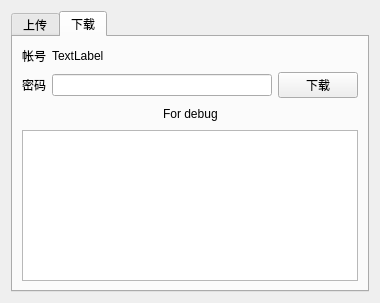
Above: simpleracsdlg.ui from prtitrz/EMEC before the change. Below: the same form after it.
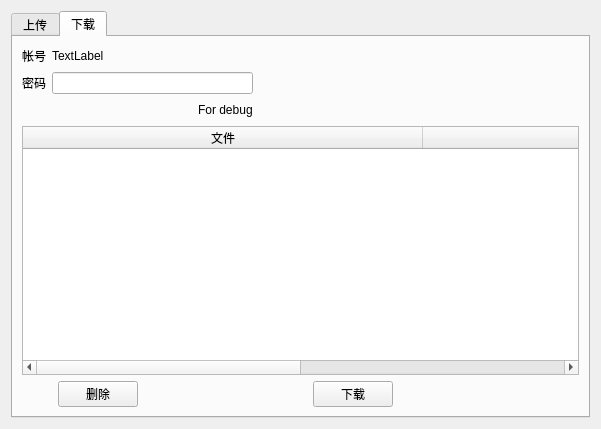
That is the form after the change. The open tabs and pages were chosen to show the change.

Diff of the .ui file:
```diff
--- a/simpleracsdlg.ui
+++ b/simpleracsdlg.ui
@@ -6,18 +6,24 @@
    <rect>
     <x>0</x>
     <y>0</y>
-    <width>380</width>
-    <height>303</height>
+    <width>601</width>
+    <height>429</height>
    </rect>
   </property>
+  <property name="minimumSize">
+   <size>
+    <width>601</width>
+    <height>429</height>
+   </size>
+  </property>
   <property name="windowTitle">
-   <string>Dialog</string>
+   <string>Myracs</string>
   </property>
   <layout class="QGridLayout" name="gridLayout_3">
    <item row="0" column="0">
     <widget class="QTabWidget" name="tabWidget">
      <property name="currentIndex">
-      <number>0</number>
+      <number>1</number>
      </property>
      <widget class="QWidget" name="tab">
       <attribute name="title">
@@ -190,40 +196,34 @@
        <string>下载</string>
       </attribute>
       <layout class="QGridLayout" name="gridLayout_2">
-       <item row="0" column="0" colspan="2">
-        <layout class="QHBoxLayout" name="horizontalLayout_3">
-         <item>
+       <item row="0" column="0">
           <widget class="QLabel" name="label">
            <property name="text">
             <string>帐号</string>
            </property>
           </widget>
          </item>
-         <item>
+       <item row="0" column="1" colspan="4">
           <widget class="QLabel" name="accountLabel">
            <property name="text">
             <string>TextLabel</string>
            </property>
           </widget>
          </item>
-         <item>
+       <item row="0" column="6" colspan="2">
           <spacer name="horizontalSpacer_10">
            <property name="orientation">
             <enum>Qt::Horizontal</enum>
            </property>
            <property name="sizeHint" stdset="0">
             <size>
-             <width>40</width>
+           <width>221</width>
              <height>20</height>
             </size>
            </property>
           </spacer>
          </item>
-        </layout>
-       </item>
-       <item row="1" column="0" colspan="3">
-        <layout class="QHBoxLayout" name="horizontalLayout_4">
-         <item>
+       <item row="1" column="0">
           <widget class="QLabel" name="label_2">
            <property name="text">
             <string>密码</string>
@@ -233,19 +233,23 @@
            </property>
           </widget>
          </item>
-         <item>
+       <item row="1" column="1" colspan="4">
           <widget class="QLineEdit" name="dpasswordLineEdit"/>
          </item>
-         <item>
-          <widget class="QPushButton" name="downloadButton">
-           <property name="text">
-            <string>下载</string>
-           </property>
-          </widget>
-         </item>
-        </layout>
-       </item>
-       <item row="2" column="0">
+       <item row="1" column="5" colspan="3">
+        <spacer name="horizontalSpacer_14">
+         <property name="orientation">
+          <enum>Qt::Horizontal</enum>
+         </property>
+         <property name="sizeHint" stdset="0">
+          <size>
+           <width>283</width>
+           <height>20</height>
+          </size>
+         </property>
+        </spacer>
+       </item>
+       <item row="2" column="0" colspan="4">
         <spacer name="horizontalSpacer_8">
          <property name="orientation">
           <enum>Qt::Horizontal</enum>
@@ -258,14 +262,14 @@
          </property>
         </spacer>
        </item>
-       <item row="2" column="1">
+       <item row="2" column="4">
         <widget class="QLabel" name="ddebugLabel">
          <property name="text">
           <string>For debug</string>
          </property>
         </widget>
        </item>
-       <item row="2" column="2">
+       <item row="2" column="5" colspan="3">
         <spacer name="horizontalSpacer_9">
          <property name="orientation">
           <enum>Qt::Horizontal</enum>
@@ -278,8 +282,96 @@
          </property>
         </spacer>
        </item>
-       <item row="3" column="0" colspan="3">
-        <widget class="QListView" name="objectListView"/>
+       <item row="3" column="0" colspan="8">
+        <widget class="QTableWidget" name="table">
+         <attribute name="horizontalHeaderDefaultSectionSize">
+          <number>400</number>
+         </attribute>
+         <attribute name="horizontalHeaderStretchLastSection">
+          <bool>true</bool>
+         </attribute>
+         <attribute name="verticalHeaderVisible">
+          <bool>false</bool>
+         </attribute>
+         <attribute name="verticalHeaderVisible">
+          <bool>false</bool>
+         </attribute>
+         <attribute name="horizontalHeaderStretchLastSection">
+          <bool>true</bool>
+         </attribute>
+         <attribute name="horizontalHeaderDefaultSectionSize">
+          <number>400</number>
+         </attribute>
+         <column>
+          <property name="text">
+           <string>文件</string>
+          </property>
+          <property name="textAlignment">
+           <set>AlignHCenter|AlignVCenter|AlignCenter</set>
+          </property>
+         </column>
+         <column>
+          <property name="text">
+           <string>上传日期</string>
+          </property>
+          <property name="textAlignment">
+           <set>AlignHCenter|AlignVCenter|AlignCenter</set>
+          </property>
+         </column>
+        </widget>
+       </item>
+       <item row="4" column="0" colspan="2">
+        <spacer name="horizontalSpacer_12">
+         <property name="orientation">
+          <enum>Qt::Horizontal</enum>
+         </property>
+         <property name="sizeHint" stdset="0">
+          <size>
+           <width>40</width>
+           <height>20</height>
+          </size>
+         </property>
+        </spacer>
+       </item>
+       <item row="4" column="2">
+        <widget class="QPushButton" name="deleteButton">
+         <property name="text">
+          <string>删除</string>
+         </property>
+        </widget>
+       </item>
+       <item row="4" column="3" colspan="3">
+        <spacer name="horizontalSpacer_11">
+         <property name="orientation">
+          <enum>Qt::Horizontal</enum>
+         </property>
+         <property name="sizeHint" stdset="0">
+          <size>
+           <width>188</width>
+           <height>20</height>
+          </size>
+         </property>
+        </spacer>
+       </item>
+       <item row="4" column="6">
+        <widget class="QPushButton" name="downloadButton">
+         <property name="text">
+          <string>下载</string>
+         </property>
+        </widget>
+       </item>
+       <item row="4" column="7">
+        <spacer name="horizontalSpacer_13">
+         <property name="orientation">
+          <enum>Qt::Horizontal</enum>
+         </property>
+         <property name="sizeHint" stdset="0">
+          <size>
+           <width>130</width>
+           <height>20</height>
+          </size>
+         </property>
+        </spacer>
        </item>
       </layout>
      </widget>
```
Lines whose indentation alone changed are shown as unchanged.
